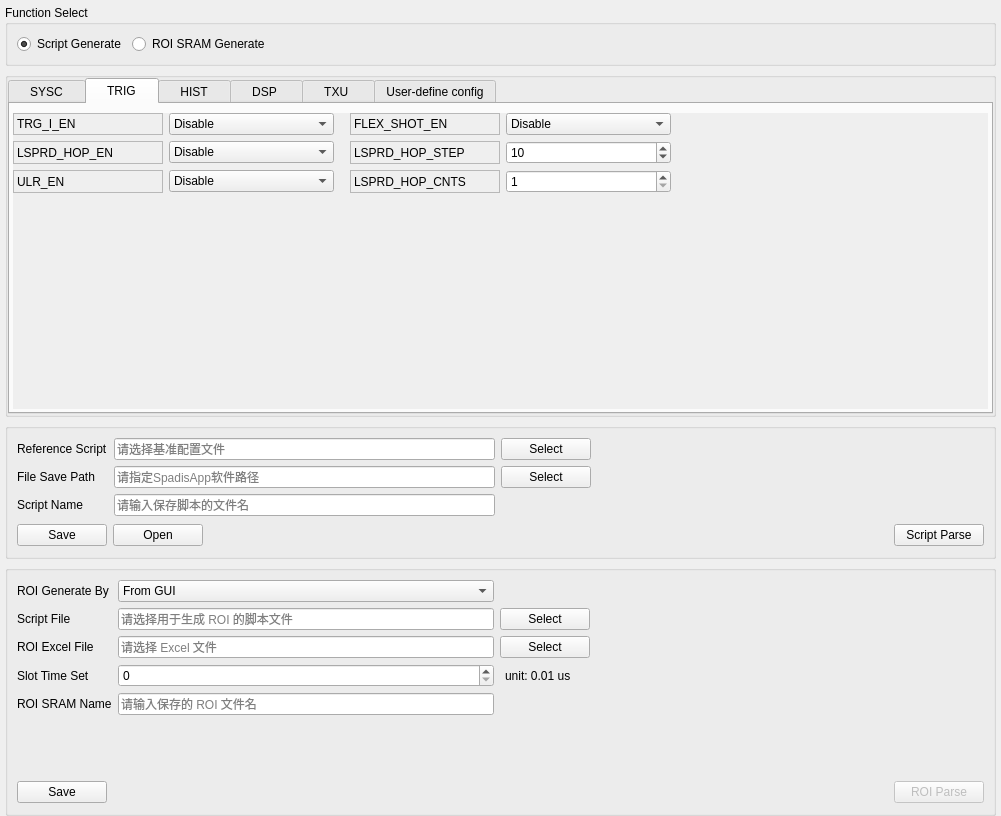
This is AdapsChip/ChipUI/gui/uis/pages/main_pages.ui in HongGang-Pub/Adaps as Qt 5 draws it before an edit. The edited form follows.
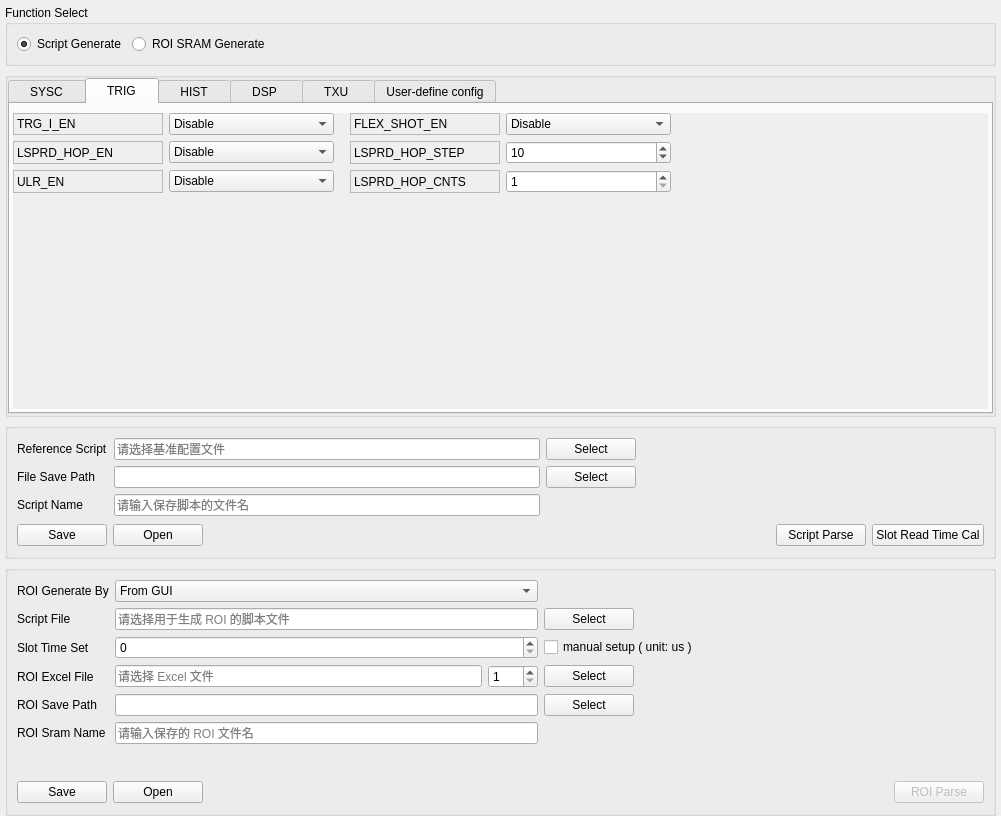
This is the edited form. The open tabs and pages were chosen to show the change. Custom widgets are drawn as their Qt base class.

Commit message: 1. 更新 Swan01 GUI

```diff
--- a/AdapsChip/ChipUI/gui/uis/pages/main_pages.ui
+++ b/AdapsChip/ChipUI/gui/uis/pages/main_pages.ui
@@ -7758,6 +7758,34 @@
                </property>
               </widget>
              </item>
+             <item>
+              <widget class="QPushButton" name="Swan01_slot_read_time_cal_Button">
+               <property name="sizePolicy">
+                <sizepolicy hsizetype="Preferred" vsizetype="Fixed">
+                 <horstretch>0</horstretch>
+                 <verstretch>0</verstretch>
+                </sizepolicy>
+               </property>
+               <property name="minimumSize">
+                <size>
+                 <width>90</width>
+                 <height>0</height>
+                </size>
+               </property>
+               <property name="font">
+                <font>
+                 <family>Microsoft YaHei UI</family>
+                 <pointsize>9</pointsize>
+                </font>
+               </property>
+               <property name="cursor">
+                <cursorShape>PointingHandCursor</cursorShape>
+               </property>
+               <property name="text">
+                <string>Slot Read Time Cal</string>
+               </property>
+              </widget>
+             </item>
             </layout>
            </widget>
           </item>
@@ -7810,7 +7838,7 @@
              <bool>false</bool>
             </property>
             <property name="placeholderText">
-             <string>请指定SpadisApp软件路径</string>
+             <string/>
             </property>
            </widget>
           </item>
@@ -7849,22 +7877,6 @@
             </property>
            </widget>
           </item>
-          <item row="0" column="4">
-           <spacer name="horizontalSpacer_28">
-            <property name="orientation">
-             <enum>Qt::Orientation::Horizontal</enum>
-            </property>
-            <property name="sizeType">
-             <enum>QSizePolicy::Policy::MinimumExpanding</enum>
-            </property>
-            <property name="sizeHint" stdset="0">
-             <size>
-              <width>30</width>
-              <height>20</height>
-             </size>
-            </property>
-           </spacer>
-          </item>
           <item row="0" column="0">
            <widget class="QLabel" name="Swan01_reference_script_Label">
             <property name="minimumSize">
@@ -7929,6 +7941,22 @@
             </property>
            </widget>
           </item>
+          <item row="2" column="2">
+           <spacer name="horizontalSpacer_28">
+            <property name="orientation">
+             <enum>Qt::Orientation::Horizontal</enum>
+            </property>
+            <property name="sizeType">
+             <enum>QSizePolicy::Policy::MinimumExpanding</enum>
+            </property>
+            <property name="sizeHint" stdset="0">
+             <size>
+              <width>30</width>
+              <height>20</height>
+             </size>
+            </property>
+           </spacer>
+          </item>
          </layout>
         </widget>
        </item>
@@ -7962,57 +7990,38 @@
           <property name="bottomMargin">
            <number>1</number>
           </property>
-          <item row="4" column="2">
-           <widget class="QPushButton" name="Swan01_roi_generate_excel_sel_Button">
-            <property name="sizePolicy">
-             <sizepolicy hsizetype="Maximum" vsizetype="Fixed">
-              <horstretch>0</horstretch>
-              <verstretch>0</verstretch>
-             </sizepolicy>
-            </property>
-            <property name="minimumSize">
-             <size>
-              <width>90</width>
-              <height>0</height>
-             </size>
-            </property>
-            <property name="text">
-             <string>Select</string>
-            </property>
-           </widget>
-          </item>
-          <item row="4" column="0">
-           <widget class="QLabel" name="Swan01_roi_generate_excel_sel_Label">
-            <property name="minimumSize">
-             <size>
-              <width>0</width>
-              <height>0</height>
-             </size>
-            </property>
-            <property name="maximumSize">
-             <size>
-              <width>16777215</width>
-              <height>16777215</height>
-             </size>
+          <item row="5" column="0">
+           <widget class="QLabel" name="Swan01_roi_generate_slot_time_set_Label">
+            <property name="enabled">
+             <bool>true</bool>
             </property>
             <property name="font">
              <font>
               <family>Microsoft YaHei UI</family>
               <pointsize>9</pointsize>
-              <bold>false</bold>
              </font>
             </property>
-            <property name="frameShape">
-             <enum>QFrame::Shape::NoFrame</enum>
-            </property>
-            <property name="frameShadow">
-             <enum>QFrame::Shadow::Raised</enum>
-            </property>
             <property name="text">
-             <string>ROI Excel File</string>
+             <string>Slot Time Set</string>
             </property>
            </widget>
           </item>
+          <item row="0" column="2">
+           <spacer name="horizontalSpacer_33">
+            <property name="orientation">
+             <enum>Qt::Orientation::Horizontal</enum>
+            </property>
+            <property name="sizeType">
+             <enum>QSizePolicy::Policy::MinimumExpanding</enum>
+            </property>
+            <property name="sizeHint" stdset="0">
+             <size>
+              <width>30</width>
+              <height>20</height>
+             </size>
+            </property>
+           </spacer>
+          </item>
           <item row="0" column="0">
            <widget class="QLabel" name="Swan01_roi_generate_by_Label">
             <property name="minimumSize">
@@ -8064,6 +8073,13 @@
             </property>
            </widget>
           </item>
+          <item row="5" column="2">
+           <widget class="QCheckBox" name="Swan01_roi_generate_slot_time_set_enable_CheckBox">
+            <property name="text">
+             <string>manual setup ( unit: us )</string>
+            </property>
+           </widget>
+          </item>
           <item row="1" column="1">
            <widget class="QLineEdit" name="Swan01_roi_generate_script_file_sel_LineEdit">
             <property name="enabled">
@@ -8098,36 +8114,54 @@
             </property>
            </widget>
           </item>
-          <item row="1" column="3">
-           <spacer name="horizontalSpacer_33">
-            <property name="orientation">
-             <enum>Qt::Orientation::Horizontal</enum>
-            </property>
-            <property name="sizeType">
-             <enum>QSizePolicy::Policy::MinimumExpanding</enum>
-            </property>
-            <property name="sizeHint" stdset="0">
-             <size>
-              <width>30</width>
-              <height>20</height>
-             </size>
-            </property>
-           </spacer>
-          </item>
-          <item row="7" column="0">
-           <widget class="QLabel" name="Swan01_roi_sram_name_Label">
-            <property name="font">
-             <font>
-              <family>Microsoft YaHei UI</family>
-              <pointsize>9</pointsize>
-             </font>
-            </property>
-            <property name="text">
-             <string>ROI SRAM Name</string>
-            </property>
-           </widget>
-          </item>
           <item row="7" column="1">
+           <widget class="QLineEdit" name="Swan01_roi_save_dir_LineEdit">
+            <property name="enabled">
+             <bool>true</bool>
+            </property>
+            <property name="sizePolicy">
+             <sizepolicy hsizetype="Preferred" vsizetype="Fixed">
+              <horstretch>0</horstretch>
+              <verstretch>0</verstretch>
+             </sizepolicy>
+            </property>
+            <property name="minimumSize">
+             <size>
+              <width>350</width>
+              <height>0</height>
+             </size>
+            </property>
+            <property name="maximumSize">
+             <size>
+              <width>500</width>
+              <height>16777215</height>
+             </size>
+            </property>
+            <property name="focusPolicy">
+             <enum>Qt::FocusPolicy::StrongFocus</enum>
+            </property>
+            <property name="readOnly">
+             <bool>false</bool>
+            </property>
+            <property name="placeholderText">
+             <string/>
+            </property>
+           </widget>
+          </item>
+          <item row="8" column="0">
+           <widget class="QLabel" name="Swan01_roi_sram_name_Label">
+            <property name="font">
+             <font>
+              <family>Microsoft YaHei UI</family>
+              <pointsize>9</pointsize>
+             </font>
+            </property>
+            <property name="text">
+             <string>ROI Sram Name</string>
+            </property>
+           </widget>
+          </item>
+          <item row="8" column="1">
            <widget class="QLineEdit" name="Swan01_roi_sram_name_LineEdit">
             <property name="maximumSize">
              <size>
@@ -8146,41 +8180,7 @@
             </property>
            </widget>
           </item>
-          <item row="4" column="1">
-           <widget class="QLineEdit" name="Swan01_roi_generate_excel_sel_LineEdit">
-            <property name="enabled">
-             <bool>true</bool>
-            </property>
-            <property name="sizePolicy">
-             <sizepolicy hsizetype="Preferred" vsizetype="Fixed">
-              <horstretch>0</horstretch>
-              <verstretch>0</verstretch>
-             </sizepolicy>
-            </property>
-            <property name="minimumSize">
-             <size>
-              <width>350</width>
-              <height>0</height>
-             </size>
-            </property>
-            <property name="maximumSize">
-             <size>
-              <width>500</width>
-              <height>16777215</height>
-             </size>
-            </property>
-            <property name="focusPolicy">
-             <enum>Qt::FocusPolicy::StrongFocus</enum>
-            </property>
-            <property name="readOnly">
-             <bool>true</bool>
-            </property>
-            <property name="placeholderText">
-             <string>请选择 Excel 文件</string>
-            </property>
-           </widget>
-          </item>
-          <item row="9" column="0" colspan="6">
+          <item row="10" column="0" colspan="6">
            <widget class="QFrame" name="Swan01_ButtonCollectionFrame_2">
             <layout class="QHBoxLayout" name="horizontalLayout_28">
              <property name="spacing">
@@ -8223,6 +8223,34 @@
                </property>
               </widget>
              </item>
+             <item>
+              <widget class="QPushButton" name="Swan01_ROI_Open">
+               <property name="sizePolicy">
+                <sizepolicy hsizetype="Preferred" vsizetype="Fixed">
+                 <horstretch>0</horstretch>
+                 <verstretch>0</verstretch>
+                </sizepolicy>
+               </property>
+               <property name="minimumSize">
+                <size>
+                 <width>90</width>
+                 <height>0</height>
+                </size>
+               </property>
+               <property name="font">
+                <font>
+                 <family>Microsoft YaHei UI</family>
+                 <pointsize>9</pointsize>
+                </font>
+               </property>
+               <property name="cursor">
+                <cursorShape>PointingHandCursor</cursorShape>
+               </property>
+               <property name="text">
+                <string>Open</string>
+               </property>
+              </widget>
+             </item>
              <item>
               <spacer name="horizontalSpacer_32">
                <property name="orientation">
@@ -8287,6 +8315,57 @@
             </item>
            </widget>
           </item>
+          <item row="7" column="2">
+           <widget class="QPushButton" name="Swan01_roi_save_dir_Button">
+            <property name="sizePolicy">
+             <sizepolicy hsizetype="Maximum" vsizetype="Fixed">
+              <horstretch>0</horstretch>
+              <verstretch>0</verstretch>
+             </sizepolicy>
+            </property>
+            <property name="minimumSize">
+             <size>
+              <width>90</width>
+              <height>0</height>
+             </size>
+            </property>
+            <property name="text">
+             <string>Select</string>
+            </property>
+           </widget>
+          </item>
+          <item row="7" column="0">
+           <widget class="QLabel" name="Swan01_roi_save_dir_Label">
+            <property name="minimumSize">
+             <size>
+              <width>0</width>
+              <height>0</height>
+             </size>
+            </property>
+            <property name="maximumSize">
+             <size>
+              <width>16777215</width>
+              <height>16777215</height>
+             </size>
+            </property>
+            <property name="font">
+             <font>
+              <family>Microsoft YaHei UI</family>
+              <pointsize>9</pointsize>
+              <bold>false</bold>
+             </font>
+            </property>
+            <property name="frameShape">
+             <enum>QFrame::Shape::NoFrame</enum>
+            </property>
+            <property name="frameShadow">
+             <enum>QFrame::Shadow::Raised</enum>
+            </property>
+            <property name="text">
+             <string>ROI Save Path</string>
+            </property>
+           </widget>
+          </item>
           <item row="1" column="0">
            <widget class="QLabel" name="Swan01_roi_generate_script_file_sel_Label">
             <property name="enabled">
@@ -8303,38 +8382,6 @@
             </property>
            </widget>
           </item>
-          <item row="5" column="0">
-           <widget class="QLabel" name="Swan01_roi_generate_slot_time_set_Label">
-            <property name="enabled">
-             <bool>true</bool>
-            </property>
-            <property name="font">
-             <font>
-              <family>Microsoft YaHei UI</family>
-              <pointsize>9</pointsize>
-             </font>
-            </property>
-            <property name="text">
-             <string>Slot Time Set</string>
-            </property>
-           </widget>
-          </item>
-          <item row="8" column="0">
-           <spacer name="verticalSpacer">
-            <property name="orientation">
-             <enum>Qt::Orientation::Vertical</enum>
-            </property>
-            <property name="sizeType">
-             <enum>QSizePolicy::Policy::Expanding</enum>
-            </property>
-            <property name="sizeHint" stdset="0">
-             <size>
-              <width>20</width>
-              <height>5</height>
-             </size>
-            </property>
-           </spacer>
-          </item>
           <item row="5" column="1">
            <widget class="QSpinBox" name="Swan01_roi_generate_slot_time_set_spinBox">
             <property name="minimumSize">
@@ -8369,13 +8416,162 @@
             </property>
            </widget>
           </item>
-          <item row="5" column="2">
-           <widget class="QLabel" name="label_5">
+          <item row="9" column="0">
+           <spacer name="verticalSpacer">
+            <property name="orientation">
+             <enum>Qt::Orientation::Vertical</enum>
+            </property>
+            <property name="sizeType">
+             <enum>QSizePolicy::Policy::Expanding</enum>
+            </property>
+            <property name="sizeHint" stdset="0">
+             <size>
+              <width>20</width>
+              <height>5</height>
+             </size>
+            </property>
+           </spacer>
+          </item>
+          <item row="6" column="0">
+           <widget class="QLabel" name="Swan01_roi_generate_excel_sel_Label">
+            <property name="minimumSize">
+             <size>
+              <width>0</width>
+              <height>0</height>
+             </size>
+            </property>
+            <property name="maximumSize">
+             <size>
+              <width>16777215</width>
+              <height>16777215</height>
+             </size>
+            </property>
+            <property name="font">
+             <font>
+              <family>Microsoft YaHei UI</family>
+              <pointsize>9</pointsize>
+              <bold>false</bold>
+             </font>
+            </property>
+            <property name="frameShape">
+             <enum>QFrame::Shape::NoFrame</enum>
+            </property>
+            <property name="frameShadow">
+             <enum>QFrame::Shadow::Raised</enum>
+            </property>
             <property name="text">
-             <string>unit: 0.01 us</string>
+             <string>ROI Excel File</string>
             </property>
-            <property name="indent">
-             <number>5</number>
+           </widget>
+          </item>
+          <item row="6" column="1">
+           <widget class="QFrame" name="frame_3">
+            <property name="frameShape">
+             <enum>QFrame::Shape::NoFrame</enum>
+            </property>
+            <property name="frameShadow">
+             <enum>QFrame::Shadow::Raised</enum>
+            </property>
+            <layout class="QHBoxLayout" name="horizontalLayout_23">
+             <property name="leftMargin">
+              <number>0</number>
+             </property>
+             <property name="topMargin">
+              <number>0</number>
+             </property>
+             <property name="rightMargin">
+              <number>0</number>
+             </property>
+             <property name="bottomMargin">
+              <number>0</number>
+             </property>
+             <item>
+              <widget class="QLineEdit" name="Swan01_roi_generate_excel_sel_LineEdit">
+               <property name="enabled">
+                <bool>true</bool>
+               </property>
+               <property name="sizePolicy">
+                <sizepolicy hsizetype="Preferred" vsizetype="Fixed">
+                 <horstretch>0</horstretch>
+                 <verstretch>0</verstretch>
+                </sizepolicy>
+               </property>
+               <property name="minimumSize">
+                <size>
+                 <width>350</width>
+                 <height>0</height>
+                </size>
+               </property>
+               <property name="maximumSize">
+                <size>
+                 <width>500</width>
+                 <height>16777215</height>
+                </size>
+               </property>
+               <property name="focusPolicy">
+                <enum>Qt::FocusPolicy::StrongFocus</enum>
+               </property>
+               <property name="readOnly">
+                <bool>true</bool>
+               </property>
+               <property name="placeholderText">
+                <string>请选择 Excel 文件</string>
+               </property>
+              </widget>
+             </item>
+             <item>
+              <widget class="QSpinBox" name="Swan01_roi_generate_excel_sheet_sel_spinBox">
+               <property name="minimumSize">
+                <size>
+                 <width>20</width>
+                 <height>0</height>
+                </size>
+               </property>
+               <property name="maximumSize">
+                <size>
+                 <width>50</width>
+                 <height>16777215</height>
+                </size>
+               </property>
+               <property name="toolTip">
+                <string/>
+               </property>
+               <property name="whatsThis">
+                <string/>
+               </property>
+               <property name="minimum">
+                <number>1</number>
+               </property>
+               <property name="maximum">
+                <number>1000</number>
+               </property>
+               <property name="value">
+                <number>1</number>
+               </property>
+               <property name="displayIntegerBase">
+                <number>10</number>
+               </property>
+              </widget>
+             </item>
+            </layout>
+           </widget>
+          </item>
+          <item row="6" column="2">
+           <widget class="QPushButton" name="Swan01_roi_generate_excel_sel_Button">
+            <property name="sizePolicy">
+             <sizepolicy hsizetype="Maximum" vsizetype="Fixed">
+              <horstretch>0</horstretch>
+              <verstretch>0</verstretch>
+             </sizepolicy>
+            </property>
+            <property name="minimumSize">
+             <size>
+              <width>90</width>
+              <height>0</height>
+             </size>
+            </property>
+            <property name="text">
+             <string>Select</string>
             </property>
            </widget>
           </item>
```
Left out of the diff: 2 changed lines with no effect on the pictures. The commit also changes 15 other files.
